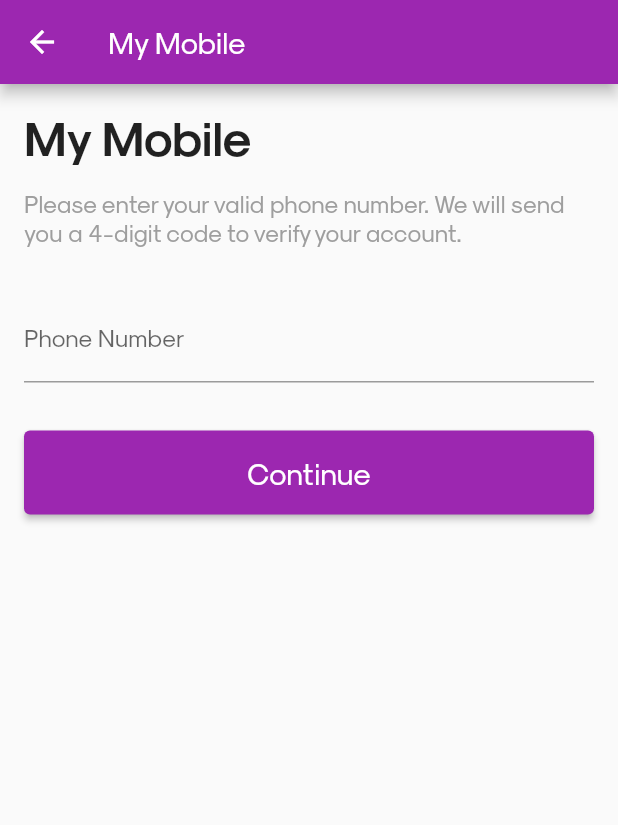
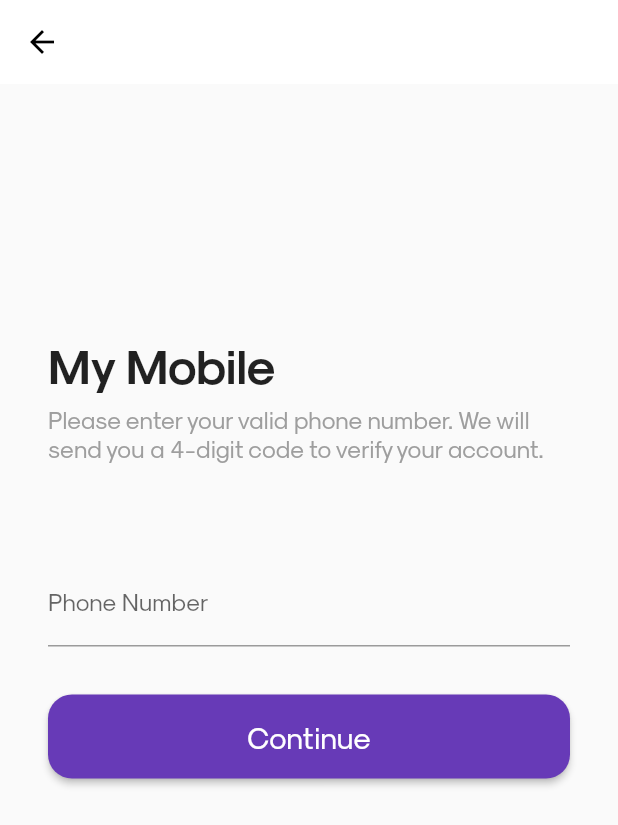
Before and after one commit to tuudug/pinly, a Flutter app: the screen it shows after launch, after a tap on "Start", on a phone screen of 412 x 824 dp. Shown: the top 825 px of the screen. Run offline on Flutter 3.47's test engine with Material 2 defaults, Android fonts, the light colour scheme and no system bars.

Commit message:
change color from purple to deepPurple

```diff
--- a/lib/main.dart
+++ b/lib/main.dart
@@ -16,7 +16,7 @@ class MyApp extends StatelessWidget {
     return MaterialApp(
       theme: ThemeData(
         fontFamily: "Sk-Modernist",
-        primarySwatch: Colors.purple,
+        primarySwatch: Colors.deepPurple,
       ),
       home: const MyHomePage(),
     );
--- a/lib/screens/phone_verify.dart
+++ b/lib/screens/phone_verify.dart
@@ -18,15 +18,20 @@ class _MyMobilePageState extends State<MyMobilePage> {
   Widget build(BuildContext context) {
     return Scaffold(
       appBar: AppBar(
-        title: Text('My Mobile'),
+        iconTheme: const IconThemeData(
+          color: Colors.black, //change your color here
         ),
-      body: Padding(
-        padding: const EdgeInsets.all(16.0),
+        backgroundColor: Colors.white,
+        elevation: 0,
+      ),
+      body: SafeArea(
+        child: Padding(
+          padding: const EdgeInsets.fromLTRB(32, 168, 32, 32),
           child: Column(
             crossAxisAlignment: CrossAxisAlignment.stretch,
             children: [
-            Padding(
-              padding: const EdgeInsets.only(bottom: 16.0),
+              const Padding(
+                padding: EdgeInsets.only(bottom: 8.0),
                 child: Text(
                   'My Mobile',
                   style: TextStyle(
@@ -35,28 +40,34 @@ class _MyMobilePageState extends State<MyMobilePage> {
                   ),
                 ),
               ),
-            Text(
+              const Text(
                 'Please enter your valid phone number. We will send you a 4-digit code to verify your account.',
                 style: TextStyle(
                   fontSize: 16.0,
                   color: Colors.grey,
                 ),
               ),
-            SizedBox(height: 32.0),
+              const SizedBox(height: 64.0),
               TextField(
                 controller: _phoneNumberController,
                 keyboardType: TextInputType.phone,
-              decoration: InputDecoration(
+                decoration: const InputDecoration(
                   labelText: 'Phone Number',
                 ),
               ),
-            SizedBox(height: 32.0),
+              const SizedBox(height: 32.0),
               ElevatedButton(
                 onPressed: () {
                   // Add your logic for the Continue button here
                 },
-              child: Padding(
-                padding: const EdgeInsets.symmetric(vertical: 16.0),
+                style: ElevatedButton.styleFrom(
+                  backgroundColor: Colors.deepPurple,
+                  shape: RoundedRectangleBorder(
+                    borderRadius: BorderRadius.circular(16.0),
+                  ),
+                ),
+                child: const Padding(
+                  padding: EdgeInsets.symmetric(vertical: 16.0),
                   child: Text(
                     'Continue',
                     style: TextStyle(
@@ -65,11 +76,9 @@ class _MyMobilePageState extends State<MyMobilePage> {
                     ),
                   ),
                 ),
-              style: ElevatedButton.styleFrom(
-                primary: Colors.purple,
-              ),
               ),
             ],
+          ),
         ),
       ),
     );
```
Lines whose indentation alone changed are shown as unchanged.
